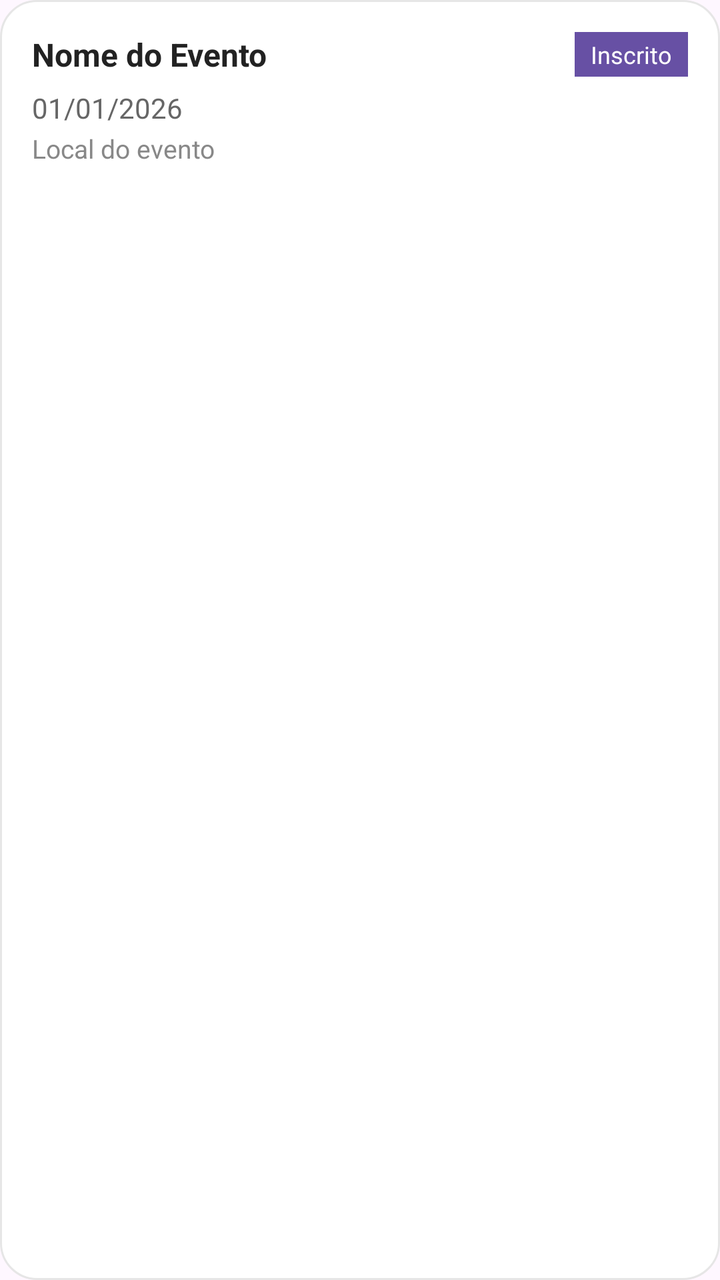
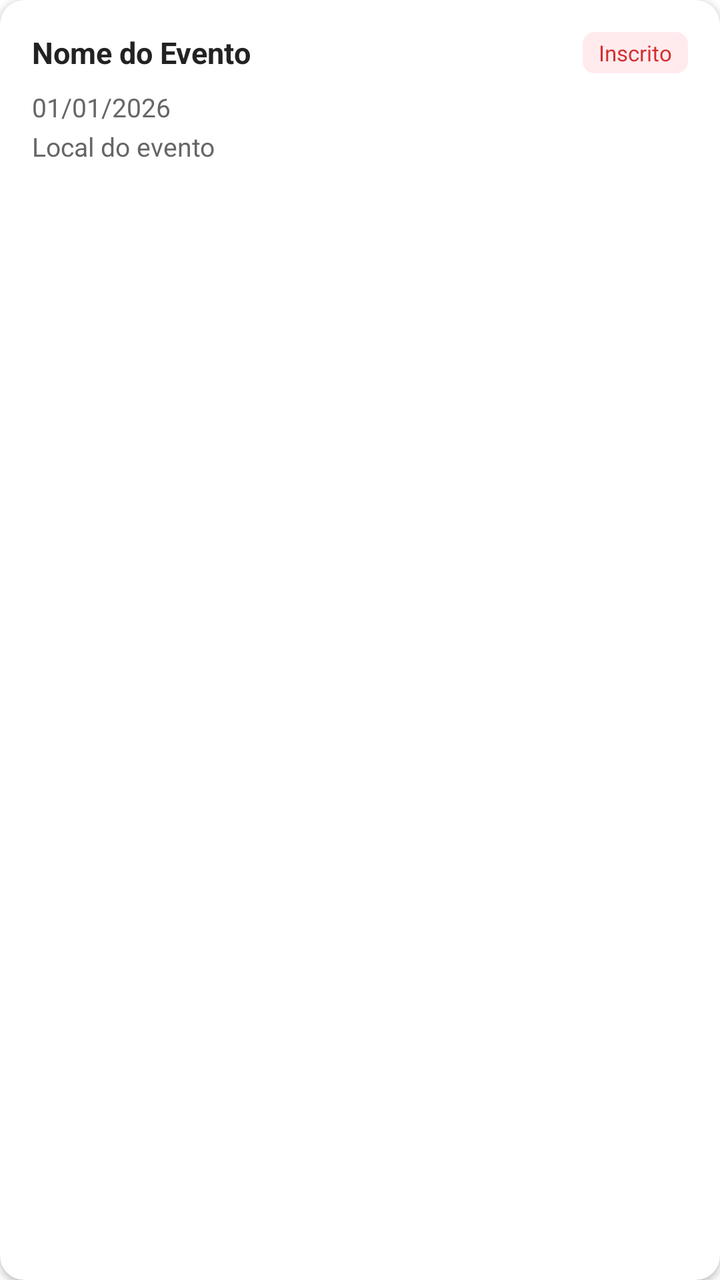

Two renders of the same Android screen: before a commit and after it. Below are the layout's source before the change and the commit's diff.
<!-- AndroidManifest.xml: application theme Theme.Extensao -->
<!-- res/layout/item_historico.xml -->
<?xml version="1.0" encoding="utf-8"?>
<LinearLayout xmlns:android="http://schemas.android.com/apk/res/android"
    android:orientation="vertical"
    android:background="@drawable/bg_card_evento"
    android:layout_marginBottom="12dp"
    android:layout_width="match_parent"
    android:layout_height="wrap_content"
    android:padding="16dp">

    <LinearLayout
        android:orientation="horizontal"
        android:layout_width="match_parent"
        android:layout_height="wrap_content"
        android:gravity="center_vertical"
        android:layout_marginBottom="6dp">

        <TextView
            android:id="@+id/txtTituloHistorico"
            android:layout_width="0dp"
            android:layout_height="wrap_content"
            android:layout_weight="1"
            android:text="Nome do Evento"
            android:textColor="#222222"
            android:textSize="16sp"
            android:textStyle="bold" />

        <TextView
            android:id="@+id/txtStatusParticipacao"
            android:layout_width="wrap_content"
            android:layout_height="wrap_content"
            android:text="Inscrito"
            android:textSize="12sp"
            android:textColor="#FFFFFF"
            android:background="#6750A4"
            android:paddingStart="8dp"
            android:paddingEnd="8dp"
            android:paddingTop="3dp"
            android:paddingBottom="3dp" />

    </LinearLayout>

    <TextView
        android:id="@+id/txtDataHistorico"
        android:layout_width="match_parent"
        android:layout_height="wrap_content"
        android:text="01/01/2026"
        android:textColor="#666666"
        android:textSize="14sp"
        android:layout_marginBottom="2dp" />

    <TextView
        android:id="@+id/txtLocalHistorico"
        android:layout_width="match_parent"
        android:layout_height="wrap_content"
        android:text="Local do evento"
        android:textColor="#888888"
        android:textSize="13sp" />

</LinearLayout>
<!-- resources referenced by this layout -->
<resources>
  <!-- drawable bg_card_evento (drawable) -->
  <?xml version="1.0" encoding="utf-8"?>
  <shape xmlns:android="http://schemas.android.com/apk/res/android">
      <solid android:color="#FFFFFF"/>
      <corners android:radius="18dp"/>
      <stroke
          android:width="1dp"
          android:color="#E6E6E6"/>
      <padding
          android:left="16dp"
          android:top="16dp"
          android:right="16dp"
          android:bottom="16dp"/>
  </shape>
  <style name="Theme.Extensao" parent="Base.Theme.Extensao" />
  <style name="Base.Theme.Extensao" parent="Theme.Material3.DayNight.NoActionBar">
          
          
      </style>
</resources>

<!-- the commit's change to res/layout/item_historico.xml (unified diff, before → after) -->
@@ -1,59 +1,69 @@
 <?xml version="1.0" encoding="utf-8"?>
-<LinearLayout xmlns:android="http://schemas.android.com/apk/res/android"
-    android:orientation="vertical"
-    android:background="@drawable/bg_card_evento"
-    android:layout_marginBottom="12dp"
+<androidx.cardview.widget.CardView xmlns:android="http://schemas.android.com/apk/res/android"
+    xmlns:app="http://schemas.android.com/apk/res-auto"
     android:layout_width="match_parent"
     android:layout_height="wrap_content"
-    android:padding="16dp">
+    android:layout_marginBottom="10dp"
+    app:cardCornerRadius="12dp"
+    app:cardElevation="2dp"
+    app:cardBackgroundColor="@color/white">
 
     <LinearLayout
-        android:orientation="horizontal"
+        android:orientation="vertical"
         android:layout_width="match_parent"
         android:layout_height="wrap_content"
-        android:gravity="center_vertical"
-        android:layout_marginBottom="6dp">
+        android:padding="16dp">
+
+        <LinearLayout
+            android:orientation="horizontal"
+            android:layout_width="match_parent"
+            android:layout_height="wrap_content"
+            android:gravity="center_vertical"
+            android:layout_marginBottom="8dp">
+
+            <TextView
+                android:id="@+id/txtTituloHistorico"
+                android:layout_width="0dp"
+                android:layout_height="wrap_content"
+                android:layout_weight="1"
+                android:text="Nome do Evento"
+                android:textColor="@color/text_primary"
+                android:textSize="15sp"
+                android:textStyle="bold"
+                android:layout_marginEnd="8dp" />
+
+            <TextView
+                android:id="@+id/txtStatusParticipacao"
+                android:layout_width="wrap_content"
+                android:layout_height="wrap_content"
+                android:text="Inscrito"
+                android:textSize="11sp"
+                android:textColor="@color/primary_red"
+                android:background="@drawable/bg_badge_red"
+                android:paddingStart="8dp"
+                android:paddingEnd="8dp"
+                android:paddingTop="3dp"
+                android:paddingBottom="3dp" />
+
+        </LinearLayout>
 
         <TextView
-            android:id="@+id/txtTituloHistorico"
-            android:layout_width="0dp"
+            android:id="@+id/txtDataHistorico"
+            android:layout_width="match_parent"
             android:layout_height="wrap_content"
-            android:layout_weight="1"
-            android:text="Nome do Evento"
-            android:textColor="#222222"
-            android:textSize="16sp"
-            android:textStyle="bold" />
+            android:text="01/01/2026"
+            android:textColor="@color/text_secondary"
+            android:textSize="13sp"
+            android:layout_marginBottom="2dp" />
 
         <TextView
-            android:id="@+id/txtStatusParticipacao"
-            android:layout_width="wrap_content"
+            android:id="@+id/txtLocalHistorico"
+            android:layout_width="match_parent"
             android:layout_height="wrap_content"
-            android:text="Inscrito"
-            android:textSize="12sp"
-            android:textColor="#FFFFFF"
-            android:background="#6750A4"
-            android:paddingStart="8dp"
-            android:paddingEnd="8dp"
-            android:paddingTop="3dp"
-            android:paddingBottom="3dp" />
+            android:text="Local do evento"
+            android:textColor="@color/text_secondary"
+            android:textSize="13sp" />
 
     </LinearLayout>
 
-    <TextView
-        android:id="@+id/txtDataHistorico"
-        android:layout_width="match_parent"
-        android:layout_height="wrap_content"
-        android:text="01/01/2026"
-        android:textColor="#666666"
-        android:textSize="14sp"
-        android:layout_marginBottom="2dp" />
-
-    <TextView
-        android:id="@+id/txtLocalHistorico"
-        android:layout_width="match_parent"
-        android:layout_height="wrap_content"
-        android:text="Local do evento"
-        android:textColor="#888888"
-        android:textSize="13sp" />
-
-</LinearLayout>
+</androidx.cardview.widget.CardView>
<!-- resource entries referenced after the edit -->
@@ -1,23 +1,32 @@
 <!-- resources referenced by this layout -->
 <resources>
-  <!-- drawable bg_card_evento (drawable) -->
+  <color name="primary_red">#D32F2F</color>
+  <color name="text_primary">#222222</color>
+  <color name="text_secondary">#666666</color>
+  <color name="white">#FFFFFFFF</color>
+  <!-- drawable bg_badge_red (drawable) -->
   <?xml version="1.0" encoding="utf-8"?>
   <shape xmlns:android="http://schemas.android.com/apk/res/android">
-      <solid android:color="#FFFFFF"/>
-      <corners android:radius="18dp"/>
-      <stroke
-          android:width="1dp"
-          android:color="#E6E6E6"/>
-      <padding
-          android:left="16dp"
-          android:top="16dp"
-          android:right="16dp"
-          android:bottom="16dp"/>
+      <solid android:color="#FFEBEE"/>
+      <corners android:radius="6dp"/>
   </shape>
   <style name="Theme.Extensao" parent="Base.Theme.Extensao" />
-  <style name="Base.Theme.Extensao" parent="Theme.Material3.DayNight.NoActionBar">
+  <style name="Base.Theme.Extensao" parent="Theme.Material3.Light.NoActionBar">
+          <item name="colorPrimary">@color/primary_red</item>
+          <item name="colorPrimaryVariant">@color/primary_red_dark</item>
+          <item name="colorOnPrimary">@color/white</item>
+          <item name="colorSecondary">@color/primary_red</item>
+          <item name="colorOnSecondary">@color/white</item>
+          <item name="android:windowBackground">@color/white</item>
+          <item name="colorSurface">@color/white</item>
+          <item name="colorOnSurface">@color/text_primary</item>
           
-          
+          <item name="bottomNavigationStyle">@style/BottomNavStyle</item>
+      </style>
+  <color name="primary_red_dark">#B71C1C</color>
+  <style name="BottomNavStyle" parent="Widget.MaterialComponents.BottomNavigationView">
+          <item name="itemIconTint">@color/bottom_nav_color</item>
+          <item name="itemTextColor">@color/bottom_nav_color</item>
       </style>
 </resources>
 
